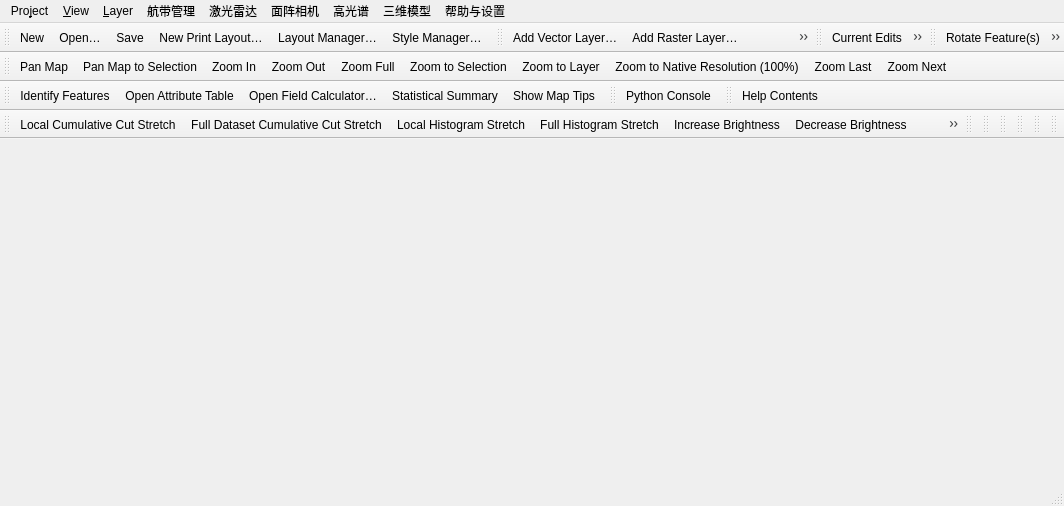
Above: src/ui/qgisapp.ui from hanmakaidao/QGIS before the change. Below: the same form after it.
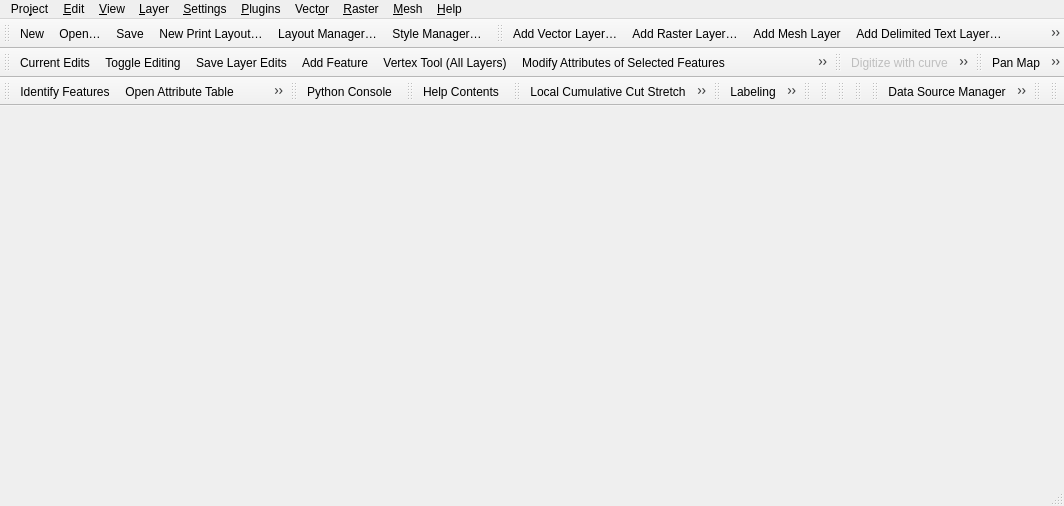
That is the form after the change. Icons and pictures are not drawn.

```diff
--- a/src/ui/qgisapp.ui
+++ b/src/ui/qgisapp.ui
@@ -17,7 +17,7 @@
      <x>0</x>
      <y>0</y>
      <width>1064</width>
-     <height>18</height>
+     <height>20</height>
     </rect>
    </property>
    <property name="toolTip">
@@ -163,13 +163,18 @@
     <addaction name="mActionAddToOverview"/>
     <addaction name="mActionAddAllToOverview"/>
     <addaction name="mActionRemoveAllFromOverview"/>
-    <addaction name="mAddLayermenu"/>
-    <addaction name="menumMenuPasteAs"/>
-    <addaction name="menumMenuPasteAs_2"/>
+   </widget>
+   <widget class="QMenu" name="mPluginMenu">
+    <property name="title">
+     <string>&amp;Plugins</string>
+    </property>
+    <addaction name="mActionManagePlugins"/>
+    <addaction name="separator"/>
+    <addaction name="mActionShowPythonDialog"/>
    </widget>
    <widget class="QMenu" name="mHelpMenu">
     <property name="title">
-     <string>帮助与设置</string>
+     <string>&amp;Help</string>
     </property>
     <widget class="QMenu" name="mMenuPluginHelp">
      <property name="title">
@@ -192,6 +197,13 @@
     <addaction name="mActionStyleManager"/>
     <addaction name="mActionAbout"/>
     <addaction name="mActionSponsors"/>
+   </widget>
+   <widget class="QMenu" name="mSettingsMenu">
+    <property name="title">
+     <string>&amp;Settings</string>
+    </property>
+    <addaction name="mActionStyleManager"/>
+    <addaction name="mActionCustomProjection"/>
     <addaction name="separator"/>
     <addaction name="mActionCustomization"/>
     <addaction name="mActionOptions"/>
@@ -200,7 +212,7 @@
    </widget>
    <widget class="QMenu" name="mRasterMenu">
     <property name="title">
-     <string>面阵相机</string>
+     <string>&amp;Raster</string>
     </property>
     <addaction name="mActionShowRasterCalculator"/>
     <addaction name="mActionShowAlignRasterTool"/>
@@ -208,34 +220,30 @@
    </widget>
    <widget class="QMenu" name="mVectorMenu">
     <property name="title">
-     <string>航带管理</string>
+     <string>Vect&amp;or</string>
     </property>
     <addaction name="actionGPS"/>
    </widget>
    <widget class="QMenu" name="mEditMenu">
     <property name="title">
-     <string>激光雷达</string>
+     <string>&amp;Edit</string>
     </property>
     <addaction name="actionLasInfo"/>
    </widget>
    <widget class="QMenu" name="mMeshMenu">
     <property name="title">
-     <string>三维模型</string>
+     <string>&amp;Mesh</string>
     </property>
     <addaction name="mActionShowMeshCalculator"/>
    </widget>
-   <widget class="QMenu" name="menu">
-    <property name="title">
-     <string>高光谱</string>
-    </property>
-   </widget>
    <addaction name="mProjectMenu"/>
+   <addaction name="mEditMenu"/>
    <addaction name="mViewMenu"/>
    <addaction name="mLayerMenu"/>
+   <addaction name="mSettingsMenu"/>
+   <addaction name="mPluginMenu"/>
    <addaction name="mVectorMenu"/>
-   <addaction name="mEditMenu"/>
    <addaction name="mRasterMenu"/>
-   <addaction name="menu"/>
    <addaction name="mMeshMenu"/>
    <addaction name="mHelpMenu"/>
   </widget>
@@ -279,7 +287,13 @@
    </attribute>
    <addaction name="mActionAddOgrLayer"/>
    <addaction name="mActionAddRasterLayer"/>
-   <addaction name="mActionAddPointCloudLayer"/>
+   <addaction name="mActionAddMeshLayer"/>
+   <addaction name="mActionAddDelimitedText"/>
+   <addaction name="mActionAddSpatiaLiteLayer"/>
+   <addaction name="mActionAddVirtualLayer"/>
+   <addaction name="mActionAddWmsLayer"/>
+   <addaction name="mActionAddWcsLayer"/>
+   <addaction name="mActionAddWfsLayer"/>
   </widget>
   <widget class="QToolBar" name="mDigitizeToolBar">
    <property name="windowTitle">
@@ -292,7 +306,7 @@
     <enum>TopToolBarArea</enum>
    </attribute>
    <attribute name="toolBarBreak">
-    <bool>false</bool>
+    <bool>true</bool>
    </attribute>
    <addaction name="mActionAllEdits"/>
    <addaction name="mActionToggleEditing"/>
@@ -320,6 +334,7 @@
    <attribute name="toolBarBreak">
     <bool>false</bool>
    </attribute>
+   <addaction name="mActionDigitizeWithCurve"/>
    <addaction name="mActionRotateFeature"/>
    <addaction name="mActionSimplifyFeature"/>
    <addaction name="mActionAddRing"/>
@@ -347,7 +362,7 @@
     <enum>TopToolBarArea</enum>
    </attribute>
    <attribute name="toolBarBreak">
-    <bool>true</bool>
+    <bool>false</bool>
    </attribute>
    <addaction name="mActionPan"/>
    <addaction name="mActionPanToSelected"/>
@@ -359,6 +374,12 @@
    <addaction name="mActionZoomActualSize"/>
    <addaction name="mActionZoomLast"/>
    <addaction name="mActionZoomNext"/>
+   <addaction name="mActionNewMapCanvas"/>
+   <addaction name="mActionNew3DMapCanvas"/>
+   <addaction name="mActionNewBookmark"/>
+   <addaction name="mActionShowBookmarks"/>
+   <addaction name="mActionTemporalController"/>
+   <addaction name="mActionDraw"/>
   </widget>
   <widget class="QToolBar" name="mAttributesToolBar">
    <property name="windowTitle">
@@ -420,7 +441,7 @@
     <enum>TopToolBarArea</enum>
    </attribute>
    <attribute name="toolBarBreak">
-    <bool>true</bool>
+    <bool>false</bool>
    </attribute>
    <addaction name="mActionLocalCumulativeCutStretch"/>
    <addaction name="mActionFullCumulativeCutStretch"/>
@@ -428,10 +449,35 @@
    <addaction name="mActionFullHistogramStretch"/>
    <addaction name="mActionIncreaseBrightness"/>
    <addaction name="mActionDecreaseBrightness"/>
-   <addaction name="mActionIncreaseGamma"/>
-   <addaction name="mActionDecreaseGamma"/>
    <addaction name="mActionIncreaseContrast"/>
    <addaction name="mActionDecreaseContrast"/>
+   <addaction name="mActionIncreaseGamma"/>
+   <addaction name="mActionDecreaseGamma"/>
+  </widget>
+  <widget class="QToolBar" name="mLabelToolBar">
+   <property name="windowTitle">
+    <string>Label Toolbar</string>
+   </property>
+   <property name="toolTip">
+    <string>Label Toolbar</string>
+   </property>
+   <attribute name="toolBarArea">
+    <enum>TopToolBarArea</enum>
+   </attribute>
+   <attribute name="toolBarBreak">
+    <bool>false</bool>
+   </attribute>
+   <addaction name="mActionLabeling"/>
+   <addaction name="mActionDiagramProperties"/>
+   <addaction name="separator"/>
+   <addaction name="mActionShowPinnedLabels"/>
+   <addaction name="mActionShowUnplacedLabels"/>
+   <addaction name="separator"/>
+   <addaction name="mActionPinLabels"/>
+   <addaction name="mActionShowHideLabels"/>
+   <addaction name="mActionMoveLabel"/>
+   <addaction name="mActionRotateLabel"/>
+   <addaction name="mActionChangeLabelProperties"/>
   </widget>
   <widget class="QToolBar" name="mVectorToolBar">
    <property name="windowTitle">
@@ -489,6 +535,28 @@
     <bool>false</bool>
    </attribute>
   </widget>
+  <widget class="QToolBar" name="mDataSourceManagerToolBar">
+   <property name="windowTitle">
+    <string>Data Source Manager Toolbar</string>
+   </property>
+   <property name="toolTip">
+    <string>Data Source Manager Toolbar</string>
+   </property>
+   <attribute name="toolBarArea">
+    <enum>TopToolBarArea</enum>
+   </attribute>
+   <attribute name="toolBarBreak">
+    <bool>false</bool>
+   </attribute>
+   <addaction name="mActionDataSourceManager"/>
+   <addaction name="mActionNewGeoPackageLayer"/>
+   <addaction name="mActionNewVectorLayer"/>
+   <addaction name="mActionNewSpatiaLiteLayer"/>
+   <addaction name="mActionNewMemoryLayer"/>
+   <addaction name="separator"/>
+   <addaction name="mActionNewVirtualLayer"/>
+   <addaction name="separator"/>
+  </widget>
   <widget class="QToolBar" name="mShapeDigitizeToolBar">
    <property name="windowTitle">
     <string>Shape Digitizing Toolbar</string>
@@ -3118,56 +3186,48 @@
     <string>Georeferencer…</string>
    </property>
   </action>
-  <action name="action_2">
-   <property name="text">
-    <string>设备参数设置</string>
-   </property>
-  </action>
-  <action name="actionGPS">
-   <property name="text">
-    <string>GPS </string>
-   </property>
-  </action>
-  <action name="actionLasInfo">
-   <property name="text">
-    <string>LasInfo</string>
-   </property>
-  </action>
-  <action name="mActionAddPointCloudLayer">
-   <property name="icon">
-    <iconset resource="../../images/images.qrc">
-     <normaloff>:/images/themes/default/mActionAddPointCloudLayer.svg</normaloff>:/images/themes/default/mActionAddPointCloudLayer.svg</iconset>
-   </property>
-   <property name="text">
-    <string>mActionAddPointCloudLayer</string>
-   </property>
-  </action>
-  <action name="mActionIncreaseGamma">
-   <property name="icon">
-    <iconset resource="../../images/images.qrc">
-     <normaloff>:/images/themes/default/mActionIncreaseGamma.svg</normaloff>:/images/themes/default/mActionIncreaseGamma.svg</iconset>
-   </property>
-   <property name="text">
-    <string>mActionIncreaseGamma</string>
-   </property>
-  </action>
   <action name="mActionDecreaseGamma">
    <property name="icon">
     <iconset resource="../../images/images.qrc">
      <normaloff>:/images/themes/default/mActionDecreaseGamma.svg</normaloff>:/images/themes/default/mActionDecreaseGamma.svg</iconset>
    </property>
    <property name="text">
-    <string>mActionDecreaseGamma</string>
+    <string>Decrease Gamma</string>
    </property>
   </action>
   <action name="mActionPreviewTritanope">
    <property name="text">
-    <string>mActionPreviewTritanope</string>
+    <string>Increase Gamma</string>
    </property>
   </action>
-  <action name="action0">
+  <action name="mActionDigitizeWithCurve">
+   <property name="checkable">
+    <bool>true</bool>
+   </property>
+   <property name="enabled">
+    <bool>false</bool>
+   </property>
+   <property name="icon">
+    <iconset resource="../../images/images.qrc">
+     <normaloff>:/images/themes/default/mActionDigitizeWithCurve.svg</normaloff>:/images/themes/default/mActionDigitizeWithCurve.svg</iconset>
+   </property>
    <property name="text">
-    <string>mSettingsMenu</string>
+    <string>Digitize with curve</string>
+   </property>
+   <property name="toolTip">
+    <string>Digitize with curve</string>
+   </property>
+   <property name="shortcut">
+    <string>Ctrl+Shift+G</string>
+   </property>
+  </action>
+  <action name="mActionAddPointCloudLayer">
+   <property name="icon">
+    <iconset resource="../../images/images.qrc">
+     <normaloff>:/images/themes/default/mActionAddPointCloudLayer.svg</normaloff>:/images/themes/default/mActionAddPointCloudLayer.svg</iconset>
+   </property>
+   <property name="text">
+    <string>Add Point Cloud Layer...</string>
    </property>
   </action>
  </widget>
```
Left out of the diff: 330 changed lines with no effect on the pictures.
